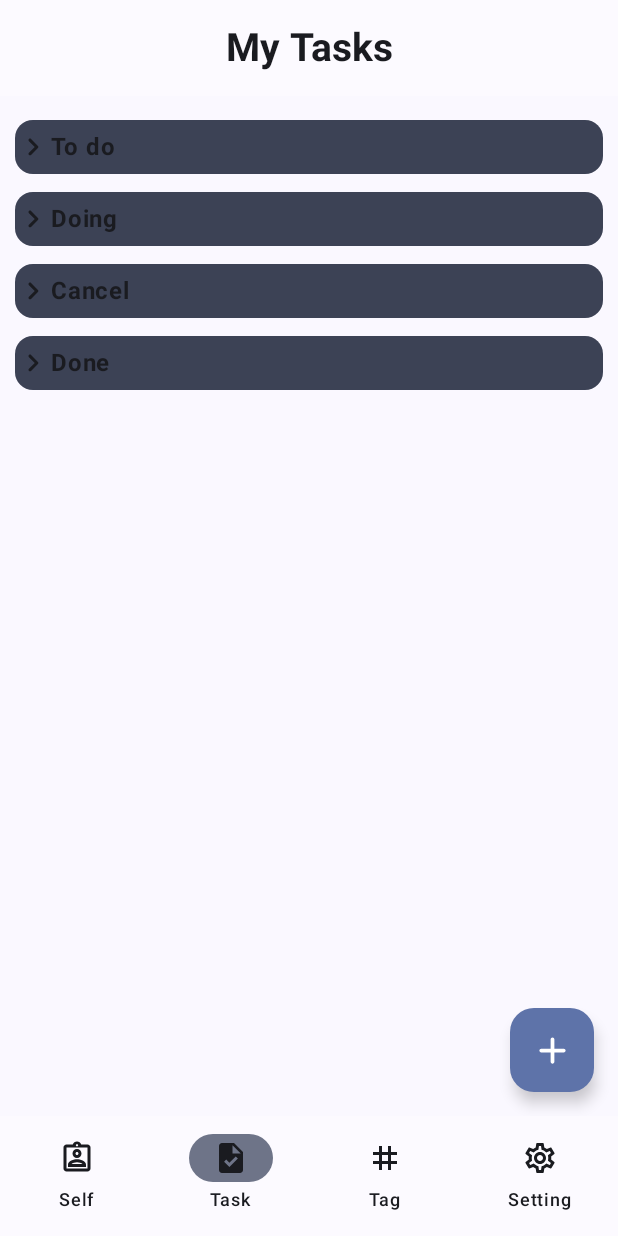
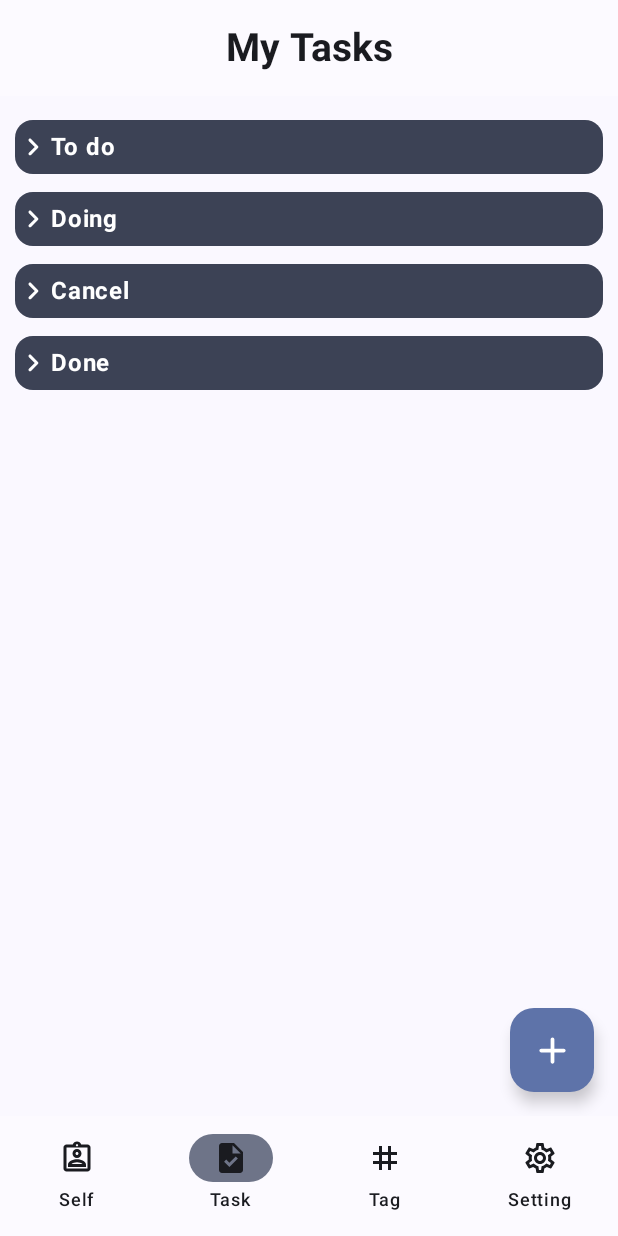
Before and after one commit to hyuniedev/Self-Management, an Android app built with Jetpack Compose: the screen it shows after launch (MainActivity), item 2 of the bottom bar chosen, on a phone screen of 412 x 824 dp. Run offline under Robolectric (Android 15) with nearby library versions, the phone set to English and light mode, and no system bars.

Commit message:
+ Add Card Item Task

```diff
--- a/app/src/main/java/com/example/selfmanagement/MainActivity.kt
+++ b/app/src/main/java/com/example/selfmanagement/MainActivity.kt
@@ -41,7 +41,7 @@ class MainActivity : ComponentActivity() {
 @Composable
 fun MainScreen() {
     val navController = rememberNavController()
-    var itemNavSelected = rememberSaveable {
+    val itemNavSelected = rememberSaveable {
         mutableStateOf(Screens.Self.nameScreen)
     }
     Scaffold(
@@ -55,7 +55,7 @@ fun MainScreen() {
         ) {
             NavHost(navController = navController, startDestination = Screens.Self.nameScreen){
                 composable(Screens.Self.nameScreen){ SelfScreen(navController = navController)}
-                composable(Screens.Task.nameScreen){ TaskScreen(navController = navController)}
+                composable(Screens.Task.nameScreen){ TaskScreen()}
                 composable(Screens.Tag.nameScreen){ TagScreen(navController = navController)}
                 composable(Screens.Setting.nameScreen){ SettingScreen(navController = navController)}
             }
--- a/app/src/main/java/com/example/selfmanagement/bottom_nav/BottomNavigationBar.kt
+++ b/app/src/main/java/com/example/selfmanagement/bottom_nav/BottomNavigationBar.kt
@@ -55,7 +55,7 @@ fun BottomNavigationBar(itemNavSelected: MutableState<String>, navController: Na
                 .fillMaxWidth()
                 .background(color = MaterialTheme.colorScheme.inverseOnSurface)
         ) {
-            itemsNav.forEachIndexed { index, itemNav ->
+            itemsNav.forEachIndexed { _, itemNav ->
                 NavigationBarItem(
                     selected = itemNavSelected.value == itemNav.title,
                     onClick = {
--- /dev/null
+++ b/app/src/main/java/com/example/selfmanagement/data/ContainerTaskData.kt
@@ -0,0 +1 @@
+package com.example.selfmanagement.data
--- a/app/src/main/java/com/example/selfmanagement/uiDisplay/TaskScreen.kt
+++ b/app/src/main/java/com/example/selfmanagement/uiDisplay/TaskScreen.kt
@@ -6,35 +6,28 @@ import androidx.compose.foundation.clickable
 import androidx.compose.foundation.layout.Box
 import androidx.compose.foundation.layout.Column
 import androidx.compose.foundation.layout.Row
-import androidx.compose.foundation.layout.Spacer
 import androidx.compose.foundation.layout.fillMaxSize
 import androidx.compose.foundation.layout.fillMaxWidth
 import androidx.compose.foundation.layout.height
-import androidx.compose.foundation.layout.heightIn
 import androidx.compose.foundation.layout.padding
 import androidx.compose.foundation.layout.size
 import androidx.compose.foundation.lazy.LazyColumn
+import androidx.compose.foundation.lazy.LazyRow
 import androidx.compose.foundation.shape.RoundedCornerShape
 import androidx.compose.material.icons.Icons
 import androidx.compose.material.icons.rounded.Add
-import androidx.compose.material.icons.rounded.Checklist
 import androidx.compose.material.icons.rounded.ChevronRight
 import androidx.compose.material.icons.rounded.KeyboardArrowDown
-import androidx.compose.material.icons.rounded.Search
-import androidx.compose.material.icons.rounded.SelectAll
+import androidx.compose.material3.Button
 import androidx.compose.material3.Card
 import androidx.compose.material3.CenterAlignedTopAppBar
 import androidx.compose.material3.ExperimentalMaterial3Api
 import androidx.compose.material3.FloatingActionButton
 import androidx.compose.material3.Icon
-import androidx.compose.material3.IconButton
 import androidx.compose.material3.MaterialTheme
 import androidx.compose.material3.ModalBottomSheet
 import androidx.compose.material3.Scaffold
-import androidx.compose.material3.Surface
 import androidx.compose.material3.Text
-import androidx.compose.material3.TextField
-import androidx.compose.material3.TopAppBar
 import androidx.compose.material3.TopAppBarDefaults
 import androidx.compose.runtime.Composable
 import androidx.compose.runtime.MutableIntState
@@ -44,32 +37,26 @@ import androidx.compose.runtime.remember
 import androidx.compose.ui.Alignment
 import androidx.compose.ui.Modifier
 import androidx.compose.ui.draw.clip
-import androidx.compose.ui.draw.shadow
 import androidx.compose.ui.text.font.FontWeight
 import androidx.compose.ui.tooling.preview.Preview
 import androidx.compose.ui.unit.dp
 import androidx.compose.ui.unit.sp
 import androidx.compose.ui.zIndex
-import androidx.navigation.NavHostController
+import com.example.selfmanagement.data.Task
 
 
 val lsGroupTask = listOf(
     "To do", "Doing", "Cancel", "Done"
 )
 
+@Preview
 @OptIn(ExperimentalMaterial3Api::class)
 @Composable
-fun TaskScreen(navController: NavHostController) {
-    var isSelect = remember {
-        mutableStateOf(false)
-    }
-    var indexDisplay = remember {
+fun TaskScreen() {
+    val indexDisplay = remember {
         mutableIntStateOf(-1)
     }
-    var txtSearch = remember {
-        mutableStateOf("")
-    }
-    var isAddTask = remember {
+    val isAddTask = remember {
         mutableStateOf(false)
     }
     Scaffold(
@@ -116,7 +103,9 @@ fun TaskScreen(navController: NavHostController) {
                     isAddTask.value = false
                 }
             ) {
-                Column(modifier = Modifier.padding(10.dp).fillMaxSize()) {
+                Column(modifier = Modifier
+                    .padding(10.dp)
+                    .fillMaxSize()) {
                     Text(
                         text = "Add Task",
                         fontWeight = FontWeight.SemiBold,
@@ -131,7 +120,7 @@ fun TaskScreen(navController: NavHostController) {
 @Composable
 fun GroupToDo(indexTitle: Int, indexDisplay: MutableIntState) {
     val isDisplay =
-        if (indexDisplay.value == -1) false else lsGroupTask[indexDisplay.value] == lsGroupTask[indexTitle]
+        if (indexDisplay.intValue == -1) false else lsGroupTask[indexDisplay.intValue] == lsGroupTask[indexTitle]
     Card(
         modifier = Modifier
             .fillMaxWidth()
@@ -142,8 +131,8 @@ fun GroupToDo(indexTitle: Int, indexDisplay: MutableIntState) {
             modifier = Modifier
                 .fillMaxWidth()
                 .clickable {
-                    if (indexDisplay.value != indexTitle) indexDisplay.value =
-                        indexTitle else indexDisplay.value = -1
+                    if (indexDisplay.intValue != indexTitle) indexDisplay.intValue =
+                        indexTitle else indexDisplay.intValue = -1
                 }
                 .height(36.dp)
                 .background(MaterialTheme.colorScheme.secondary),
@@ -151,12 +140,14 @@ fun GroupToDo(indexTitle: Int, indexDisplay: MutableIntState) {
         ) {
             Icon(
                 imageVector = if (isDisplay) Icons.Rounded.KeyboardArrowDown else Icons.Rounded.ChevronRight,
-                contentDescription = "Open ${lsGroupTask[indexTitle]}"
+                contentDescription = "Open ${lsGroupTask[indexTitle]}",
+                tint = MaterialTheme.colorScheme.onSecondary
             )
             Text(
                 text = lsGroupTask[indexTitle],
                 fontSize = 16.sp,
-                fontWeight = FontWeight.Bold
+                fontWeight = FontWeight.Bold,
+                color = MaterialTheme.colorScheme.onSecondary
             )
         }
         if (isDisplay) {
@@ -175,6 +166,34 @@ fun GroupToDo(indexTitle: Int, indexDisplay: MutableIntState) {
 }
 
 @Composable
-fun CardTask() {
-
+fun CardTask(task: Task) {
+    Column {
+        LazyRow {
+            task.lsTag?.forEach {
+                // TODO("Add Composable Tags")
+            }
+        }
+        Text(text = task.name)
+        Text(text = task.description)
+        Row {
+            Text(text = "Start")
+            Text(text = task.timeStart.time.toString())
+        }
+        Row {
+            Text(text = "End")
+            Text(text = task.timeEnd.time.toString())
+        }
+        Row {
+            Text(text = "Reminder")
+            Text(text = task.reminder.time.toString())
+        }
+        Row {
+            Button(onClick = {}) {
+                Text(text = "Edit")
+            }
+            Button(onClick = {}) {
+                Text(text = "Move")
+            }
+        }
+    }
 }
```
Also changed, not shown: app/src/main/java/com/example/selfmanagement/data/Task.kt (+11 -0 lines).
